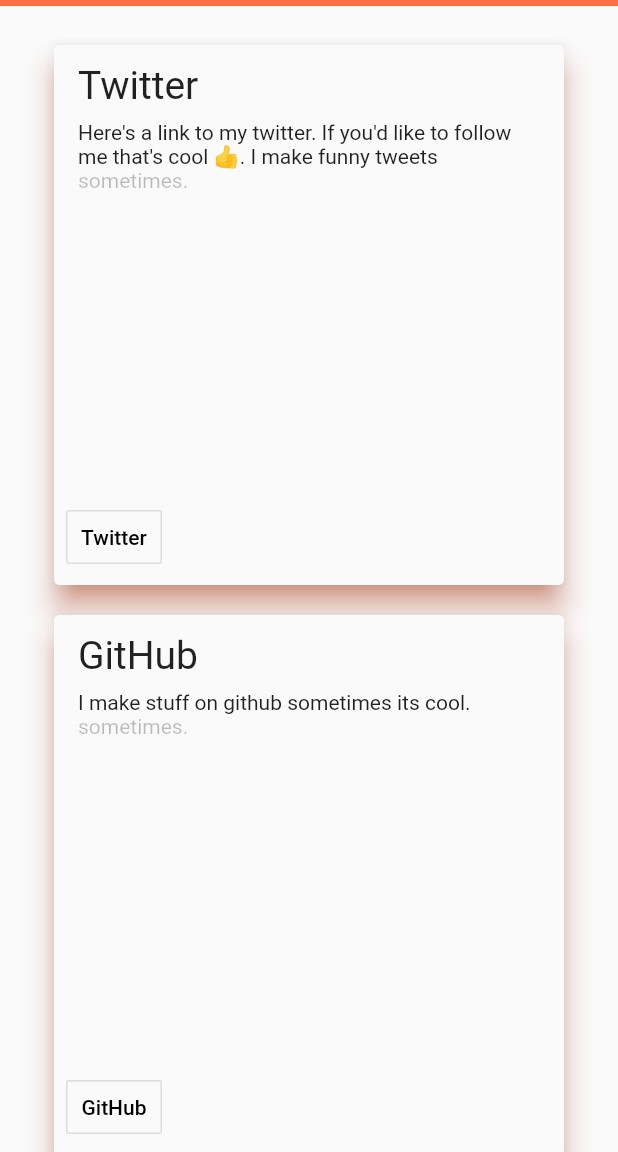
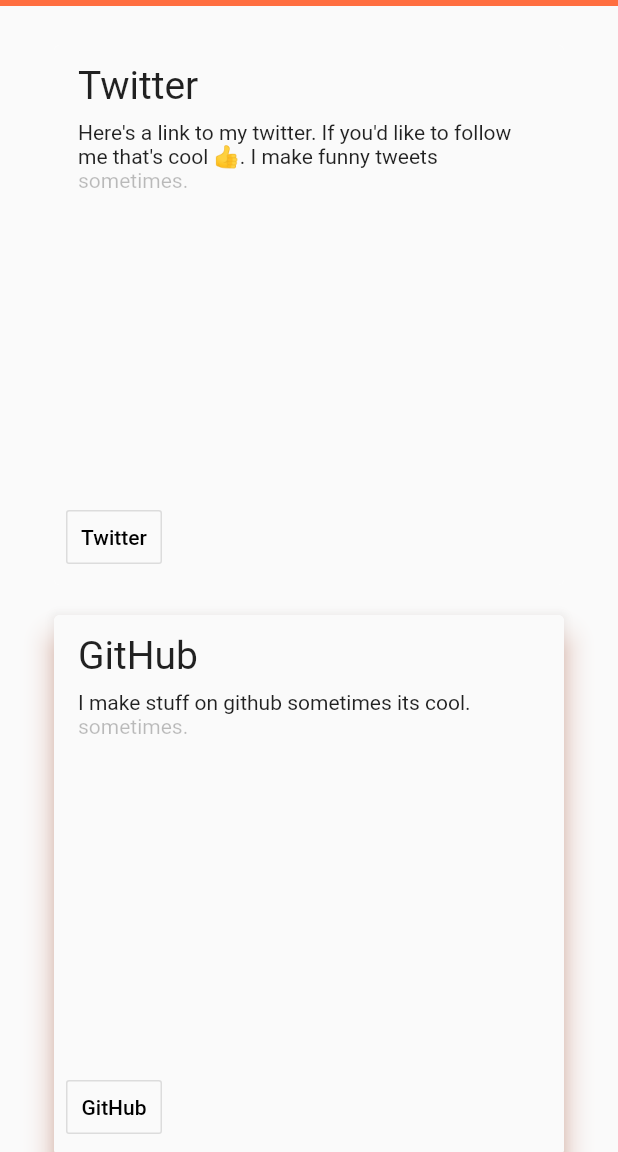
Before and after one commit to jbajaj6/jsalenger-flutter, a Flutter app: the screen it shows after launch, on a phone screen of 412 x 824 dp, the part 84-1236 px from its top. Run offline on Flutter 3.47's test engine with Material 2 defaults, Android fonts, the phone set to English and light mode, and no system bars; missing offline and left inert: dart:js.

Commit message:
cleaned up main.dart
Signed-off-by: Jon Salenger <jbsalenger@outlook.com>

```diff
--- a/lib/home.dart
+++ b/lib/home.dart
@@ -1,6 +1,6 @@
+import 'dart:js' as js;
+
 import 'package:flutter/material.dart';
-import 'package:universal_html/prefer_universal/html.dart' as html;
-import 'dart:js' as js;
 import 'package:flutter/rendering.dart';
 
 Duration buttonAnim = new Duration(seconds: 5);
@@ -50,7 +50,7 @@
                 margin: EdgeInsets.symmetric(vertical: 10, horizontal: 20),
                 shadowColor: Colors.deepOrange,
                 clipBehavior: Clip.antiAlias,
-                elevation: 8.0,
+                elevation: 0,
                 child: Scaffold(
                   bottomNavigationBar: ButtonBar(
                     alignment: MainAxisAlignment.spaceBetween,
@@ -133,7 +133,7 @@
                 margin: EdgeInsets.symmetric(vertical: 10, horizontal: 20),
                 shadowColor: Colors.deepOrange,
                 clipBehavior: Clip.antiAlias,
-                elevation: 8.0,
+                elevation: 6.0,
                 child: Scaffold(
                   bottomNavigationBar: ButtonBar(
                     alignment: MainAxisAlignment.spaceBetween,
```
Also changed, not shown: lib/main.dart (+0 -85 lines).
